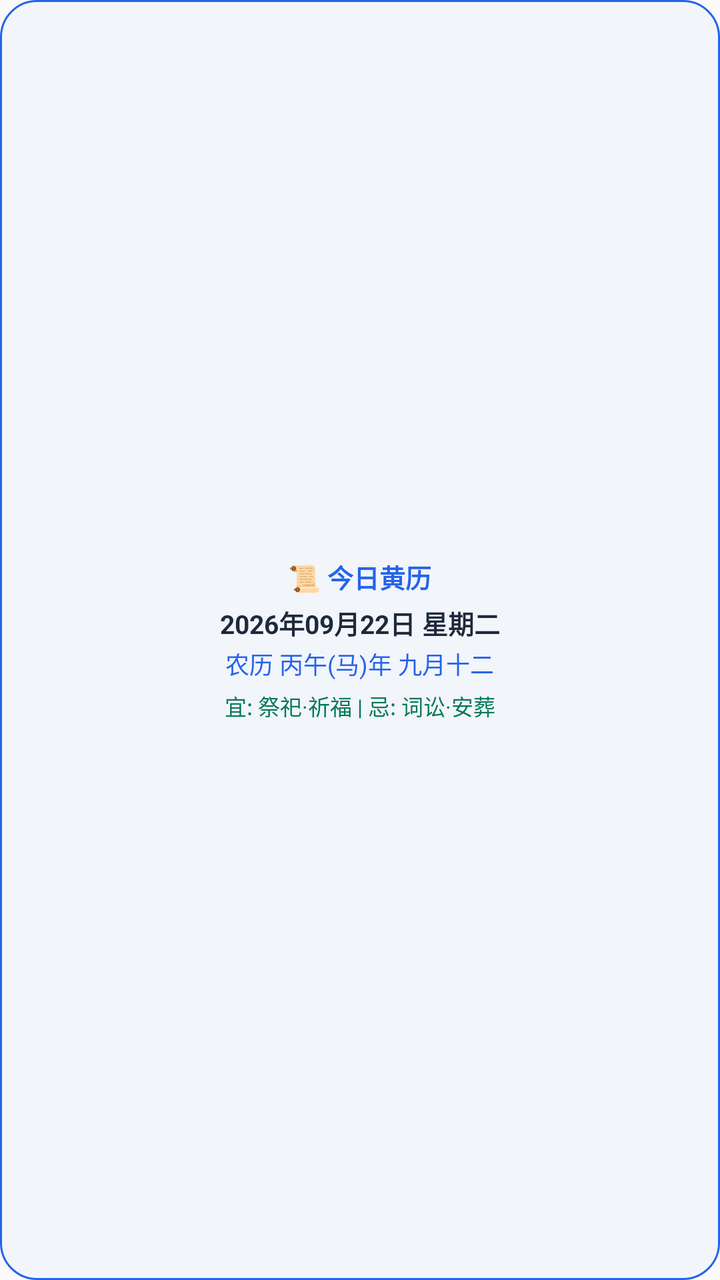
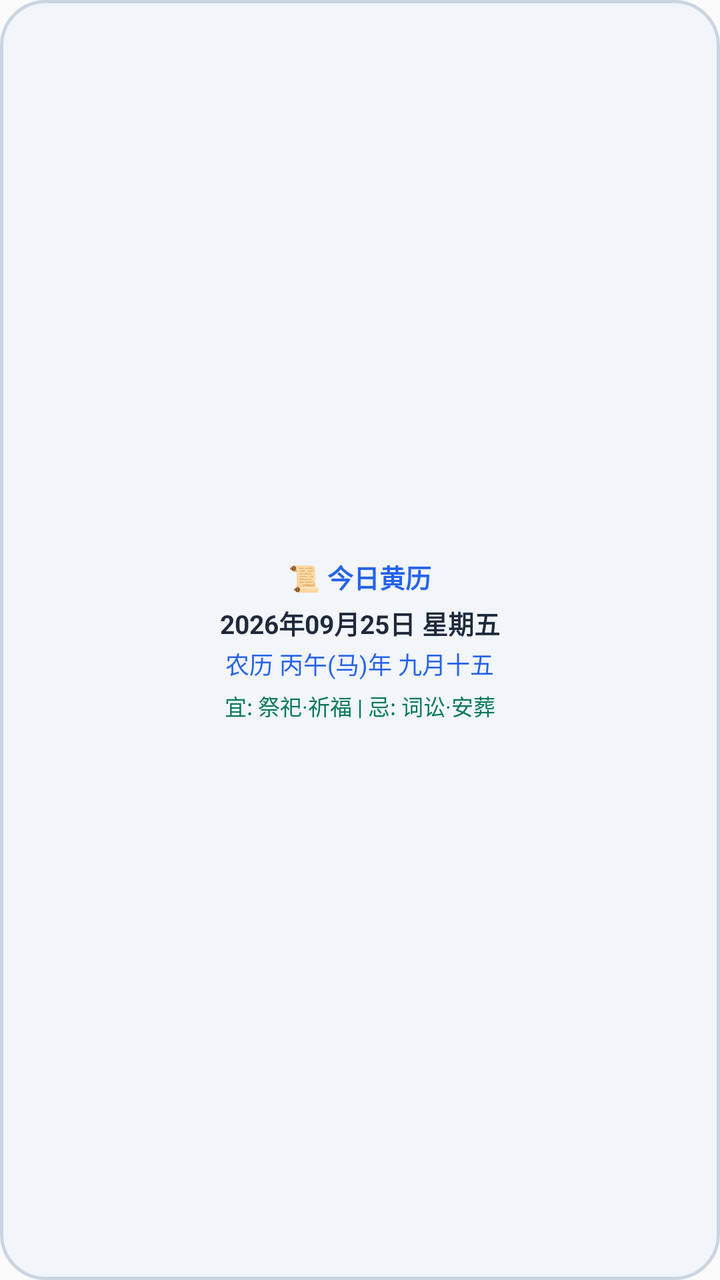

An Android layout rendered at two revisions. The XML below is the earlier revision; the diff shows what the commit changed to produce the second picture.
<!-- AndroidManifest.xml: application theme Theme.DateCalculator -->
<!-- res/layout/widget_almanac.xml -->
<?xml version="1.0" encoding="utf-8"?>
<LinearLayout xmlns:android="http://schemas.android.com/apk/res/android"
    android:layout_width="match_parent"
    android:layout_height="match_parent"
    android:orientation="vertical"
    android:background="@drawable/widget_bg_rounded"
    android:padding="12dp"
    android:gravity="center">

    <TextView
        android:id="@+id/widget_almanac_title"
        android:layout_width="wrap_content"
        android:layout_height="wrap_content"
        android:text="📜 今日黄历"
        android:textSize="13sp"
        android:textStyle="bold"
        android:textColor="#2563EB" />

    <TextView
        android:id="@+id/widget_solar_date"
        android:layout_width="wrap_content"
        android:layout_height="wrap_content"
        android:text="2026年09月22日 星期二"
        android:textSize="13sp"
        android:textStyle="bold"
        android:textColor="#1E293B"
        android:layout_marginTop="4dp" />

    <TextView
        android:id="@+id/widget_lunar_date"
        android:layout_width="wrap_content"
        android:layout_height="wrap_content"
        android:text="农历 丙午(马)年 九月十二"
        android:textSize="12sp"
        android:textColor="#2563EB"
        android:layout_marginTop="2dp" />

    <TextView
        android:id="@+id/widget_yi_ji"
        android:layout_width="wrap_content"
        android:layout_height="wrap_content"
        android:text="宜: 祭祀·祈福 | 忌: 词讼·安葬"
        android:textSize="11sp"
        android:textColor="#047857"
        android:layout_marginTop="4dp" />
</LinearLayout>
<!-- resources referenced by this layout -->
<resources>
  <!-- drawable widget_bg_rounded (drawable) -->
  <?xml version="1.0" encoding="utf-8"?>
  <shape xmlns:android="http://schemas.android.com/apk/res/android">
      <solid android:color="#F2F5FA" />
      <corners android:radius="18dp" />
      <stroke android:width="1dp" android:color="#2563EB" />
  </shape>
  <style name="Theme.DateCalculator" parent="android:Theme.Material.Light.NoActionBar" />
</resources>

<!-- the commit's change to res/layout/widget_almanac.xml (unified diff, before → after) -->
@@ -3,7 +3,7 @@
     android:layout_width="match_parent"
     android:layout_height="match_parent"
     android:orientation="vertical"
-    android:background="@drawable/widget_bg_rounded"
+    android:background="@drawable/widget_bg_neumorphic"
     android:padding="12dp"
     android:gravity="center">
 
@@ -20,7 +20,7 @@
         android:id="@+id/widget_solar_date"
         android:layout_width="wrap_content"
         android:layout_height="wrap_content"
-        android:text="2026年09月22日 星期二"
+        android:text="2026年09月25日 星期五"
         android:textSize="13sp"
         android:textStyle="bold"
         android:textColor="#1E293B"
@@ -30,7 +30,7 @@
         android:id="@+id/widget_lunar_date"
         android:layout_width="wrap_content"
         android:layout_height="wrap_content"
-        android:text="农历 丙午(马)年 九月十二"
+        android:text="农历 丙午(马)年 九月十五"
         android:textSize="12sp"
         android:textColor="#2563EB"
         android:layout_marginTop="2dp" />
<!-- resource entries referenced after the edit -->
@@ -1,11 +1,11 @@
 <!-- resources referenced by this layout -->
 <resources>
-  <!-- drawable widget_bg_rounded (drawable) -->
+  <!-- drawable widget_bg_neumorphic (drawable) -->
   <?xml version="1.0" encoding="utf-8"?>
   <shape xmlns:android="http://schemas.android.com/apk/res/android">
       <solid android:color="#F2F5FA" />
-      <corners android:radius="18dp" />
-      <stroke android:width="1dp" android:color="#2563EB" />
+      <corners android:radius="22dp" />
+      <stroke android:width="1.5dp" android:color="#CBD5E1" />
   </shape>
   <style name="Theme.DateCalculator" parent="android:Theme.Material.Light.NoActionBar" />
 </resources>
